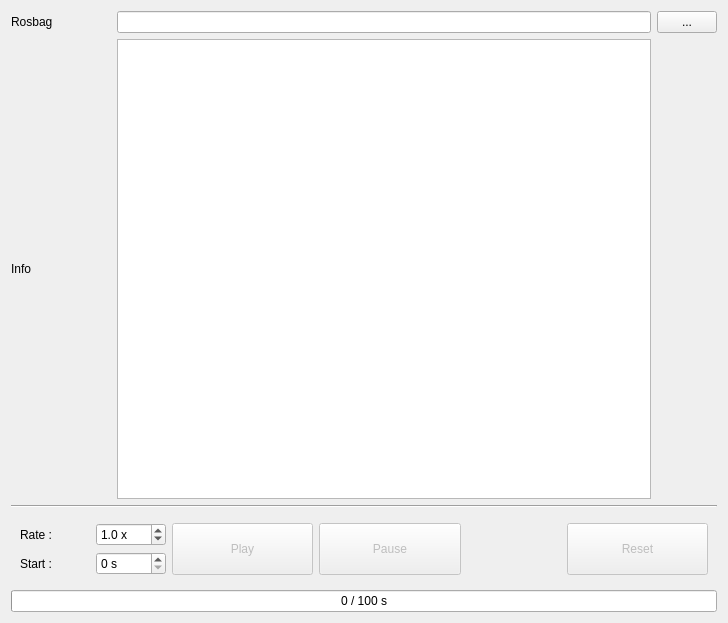
Qt form ui/player.ui (yyamazaki933/rosif) before a commit.
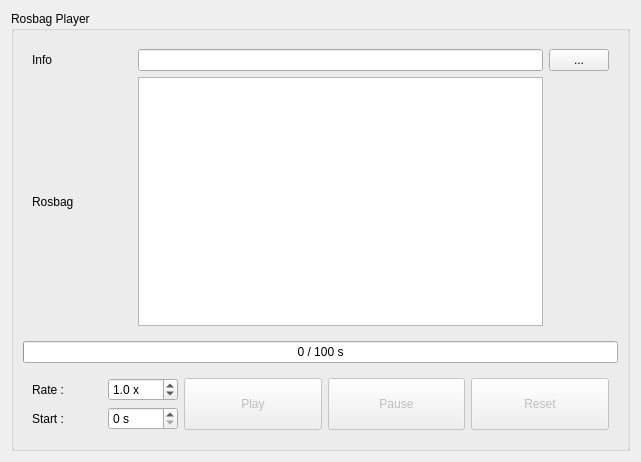
The same form after that commit.

The edit to the form file:
```diff
--- a/ui/player.ui
+++ b/ui/player.ui
@@ -6,27 +6,45 @@
    <rect>
     <x>0</x>
     <y>0</y>
-    <width>728</width>
-    <height>623</height>
+    <width>641</width>
+    <height>462</height>
    </rect>
   </property>
   <property name="windowTitle">
    <string>Form</string>
   </property>
   <layout class="QGridLayout" name="gridLayout">
-   <item row="4" column="0" colspan="3">
-    <widget class="QProgressBar" name="progress">
+   <item row="2" column="0">
+    <widget class="QGroupBox" name="groupBox">
+     <property name="title">
+      <string>Rosbag Player</string>
+     </property>
+     <layout class="QVBoxLayout" name="verticalLayout">
+      <item>
+       <widget class="QWidget" name="widget_2" native="true">
+        <layout class="QGridLayout" name="gridLayout_3">
+         <item row="0" column="0">
+          <widget class="QLabel" name="label_12">
      <property name="sizePolicy">
-      <sizepolicy hsizetype="Preferred" vsizetype="Fixed">
+            <sizepolicy hsizetype="Preferred" vsizetype="Preferred">
        <horstretch>0</horstretch>
        <verstretch>0</verstretch>
       </sizepolicy>
      </property>
-     <property name="value">
-      <number>0</number>
-     </property>
-     <property name="format">
-      <string>%v / %m s</string>
+           <property name="minimumSize">
+            <size>
+             <width>100</width>
+             <height>0</height>
+            </size>
+           </property>
+           <property name="maximumSize">
+            <size>
+             <width>100</width>
+             <height>16777215</height>
+            </size>
+           </property>
+           <property name="text">
+            <string>Info</string>
      </property>
     </widget>
    </item>
@@ -119,27 +137,7 @@
      </property>
     </widget>
    </item>
-   <item row="2" column="0" colspan="3">
-    <widget class="Line" name="line">
-     <property name="orientation">
-      <enum>Qt::Horizontal</enum>
-     </property>
-    </widget>
-   </item>
-   <item row="0" column="1">
-    <widget class="QLineEdit" name="le_bag">
-     <property name="sizePolicy">
-      <sizepolicy hsizetype="Preferred" vsizetype="Fixed">
-       <horstretch>0</horstretch>
-       <verstretch>0</verstretch>
-      </sizepolicy>
-     </property>
-     <property name="text">
-      <string/>
-     </property>
-    </widget>
-   </item>
-   <item row="0" column="0">
+         <item row="1" column="0">
     <widget class="QLabel" name="label_11">
      <property name="sizePolicy">
       <sizepolicy hsizetype="Preferred" vsizetype="Preferred">
@@ -164,36 +162,68 @@
      </property>
     </widget>
    </item>
-   <item row="1" column="0">
-    <widget class="QLabel" name="label_12">
+         <item row="0" column="1">
+          <widget class="QLineEdit" name="le_bag">
      <property name="sizePolicy">
-      <sizepolicy hsizetype="Preferred" vsizetype="Preferred">
+            <sizepolicy hsizetype="Preferred" vsizetype="Fixed">
+             <horstretch>0</horstretch>
+             <verstretch>0</verstretch>
+            </sizepolicy>
+           </property>
+           <property name="text">
+            <string/>
+           </property>
+          </widget>
+         </item>
+         <item row="0" column="3">
+          <widget class="QPushButton" name="pb_bag">
+           <property name="sizePolicy">
+            <sizepolicy hsizetype="Fixed" vsizetype="Fixed">
        <horstretch>0</horstretch>
        <verstretch>0</verstretch>
       </sizepolicy>
      </property>
      <property name="minimumSize">
       <size>
-       <width>100</width>
+             <width>60</width>
        <height>0</height>
       </size>
      </property>
      <property name="maximumSize">
       <size>
-       <width>100</width>
+             <width>60</width>
        <height>16777215</height>
       </size>
      </property>
      <property name="text">
-      <string>Info</string>
+            <string>...</string>
      </property>
     </widget>
    </item>
-   <item row="3" column="0" colspan="3">
+        </layout>
+       </widget>
+      </item>
+      <item>
+       <widget class="QProgressBar" name="progress">
+        <property name="sizePolicy">
+         <sizepolicy hsizetype="Preferred" vsizetype="Fixed">
+          <horstretch>0</horstretch>
+          <verstretch>0</verstretch>
+         </sizepolicy>
+        </property>
+        <property name="value">
+         <number>0</number>
+        </property>
+        <property name="format">
+         <string>%v / %m s</string>
+        </property>
+       </widget>
+      </item>
+      <item>
     <widget class="QWidget" name="widget" native="true">
      <layout class="QGridLayout" name="gridLayout_2">
-      <item row="0" column="2" rowspan="2">
-       <widget class="QPushButton" name="pb_play">
+         <item row="1" column="4" rowspan="2">
+          <widget class="QPushButton" name="pb_reset">
         <property name="enabled">
          <bool>false</bool>
         </property>
@@ -204,11 +234,27 @@
          </sizepolicy>
         </property>
         <property name="text">
-         <string>Play</string>
+            <string>Reset</string>
         </property>
        </widget>
       </item>
-      <item row="0" column="0">
+         <item row="1" column="3" rowspan="2">
+          <widget class="QPushButton" name="pb_pause">
+           <property name="enabled">
+            <bool>false</bool>
+           </property>
+           <property name="sizePolicy">
+            <sizepolicy hsizetype="Preferred" vsizetype="Preferred">
+             <horstretch>0</horstretch>
+             <verstretch>0</verstretch>
+            </sizepolicy>
+           </property>
+           <property name="text">
+            <string>Pause</string>
+           </property>
+          </widget>
+         </item>
+         <item row="1" column="0">
        <widget class="QLabel" name="label_15">
         <property name="minimumSize">
          <size>
@@ -227,7 +273,26 @@
         </property>
        </widget>
       </item>
-      <item row="1" column="1">
+         <item row="2" column="0">
+          <widget class="QLabel" name="label_16">
+           <property name="minimumSize">
+            <size>
+             <width>70</width>
+             <height>0</height>
+            </size>
+           </property>
+           <property name="maximumSize">
+            <size>
+             <width>70</width>
+             <height>16777215</height>
+            </size>
+           </property>
+           <property name="text">
+            <string>Start :</string>
+           </property>
+          </widget>
+         </item>
+         <item row="2" column="1">
        <widget class="QSpinBox" name="sb_offset">
         <property name="minimumSize">
          <size>
@@ -249,7 +314,7 @@
         </property>
        </widget>
       </item>
-      <item row="0" column="1">
+         <item row="1" column="1">
        <widget class="QDoubleSpinBox" name="sb_rate">
         <property name="minimumSize">
          <size>
@@ -283,43 +348,8 @@
         </property>
        </widget>
       </item>
-      <item row="0" column="4">
-       <spacer name="horizontalSpacer">
-        <property name="orientation">
-         <enum>Qt::Horizontal</enum>
-        </property>
-        <property name="sizeType">
-         <enum>QSizePolicy::Preferred</enum>
-        </property>
-        <property name="sizeHint" stdset="0">
-         <size>
-          <width>100</width>
-          <height>0</height>
-         </size>
-        </property>
-       </spacer>
-      </item>
-      <item row="1" column="0">
-       <widget class="QLabel" name="label_16">
-        <property name="minimumSize">
-         <size>
-          <width>70</width>
-          <height>0</height>
-         </size>
-        </property>
-        <property name="maximumSize">
-         <size>
-          <width>70</width>
-          <height>16777215</height>
-         </size>
-        </property>
-        <property name="text">
-         <string>Start :</string>
-        </property>
-       </widget>
-      </item>
-      <item row="0" column="3" rowspan="2">
-       <widget class="QPushButton" name="pb_pause">
+         <item row="1" column="2" rowspan="2">
+          <widget class="QPushButton" name="pb_play">
         <property name="enabled">
          <bool>false</bool>
         </property>
@@ -330,52 +360,14 @@
          </sizepolicy>
         </property>
         <property name="text">
-         <string>Pause</string>
+            <string>Play</string>
         </property>
        </widget>
       </item>
-      <item row="0" column="5" rowspan="2">
-       <widget class="QPushButton" name="pb_reset">
-        <property name="enabled">
-         <bool>false</bool>
-        </property>
-        <property name="sizePolicy">
-         <sizepolicy hsizetype="Preferred" vsizetype="Preferred">
-          <horstretch>0</horstretch>
-          <verstretch>0</verstretch>
-         </sizepolicy>
-        </property>
-        <property name="text">
-         <string>Reset</string>
-        </property>
-       </widget>
-      </item>
      </layout>
     </widget>
    </item>
-   <item row="0" column="2">
-    <widget class="QPushButton" name="pb_bag">
-     <property name="sizePolicy">
-      <sizepolicy hsizetype="Fixed" vsizetype="Fixed">
-       <horstretch>0</horstretch>
-       <verstretch>0</verstretch>
-      </sizepolicy>
-     </property>
-     <property name="minimumSize">
-      <size>
-       <width>60</width>
-       <height>0</height>
-      </size>
-     </property>
-     <property name="maximumSize">
-      <size>
-       <width>60</width>
-       <height>16777215</height>
-      </size>
-     </property>
-     <property name="text">
-      <string>...</string>
-     </property>
+     </layout>
     </widget>
    </item>
   </layout>
```
Lines whose indentation alone changed are shown as unchanged.
